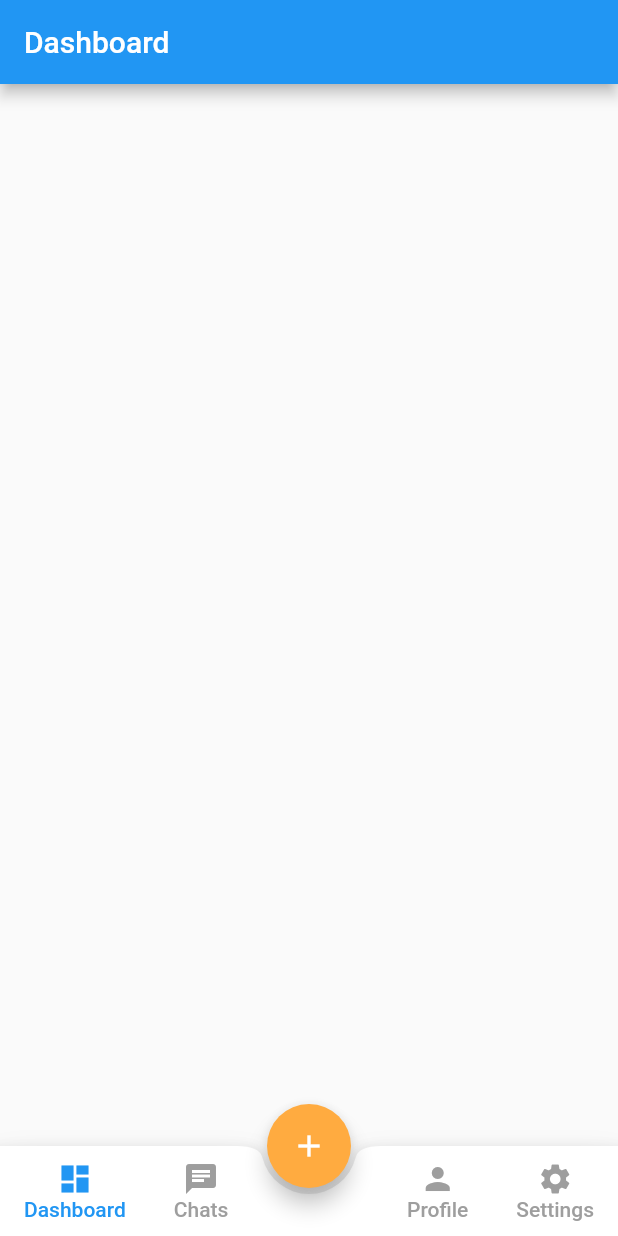
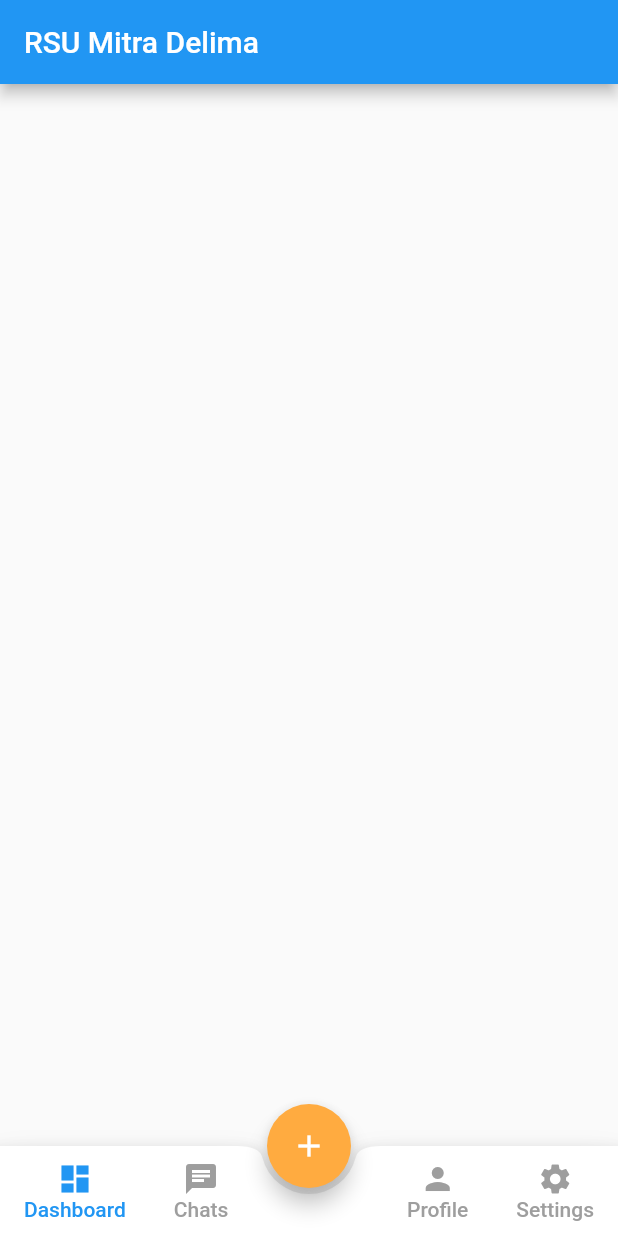
Before and after one commit to rizkytsun/rsu_mitra_delima, a Flutter app: the screen it shows after launch, on a phone screen of 412 x 824 dp. Run offline on Flutter 3.47's test engine with Material 2 defaults, Android fonts, the phone set to English and light mode, and no system bars.

```diff
--- a/lib/main.dart
+++ b/lib/main.dart
@@ -14,5 +14,26 @@ class MyApp extends StatelessWidget {
       ),
       home: Home(),
     );
+    Scaffold(
+      drawer: Drawer(
+        child: ListView(
+          padding: EdgeInsets.zero,
+          children: <Widget>[
+            DrawerHeader(
+              child: Text('Drawer Header'),
+              decoration: BoxDecoration(
+                color: Colors.lightBlue,
+              ),
+            ),
+            ListTile(
+              title: Text('Home'),
+              onTap: () {
+                Navigator.pop(context);
+              },
+            ),
+          ],
+        ),
+      ),
+    );
   }
 }
--- a/lib/pages/dashboard.dart
+++ b/lib/pages/dashboard.dart
@@ -10,7 +10,7 @@ class _DashboardState extends State<Dashboard> {
   Widget build(BuildContext context) {
     return Scaffold(
       appBar: AppBar(
-        title: Text('Dashboard'),
+        title : Text('RSU Mitra Delima'),
       ),
     );
   }
```
